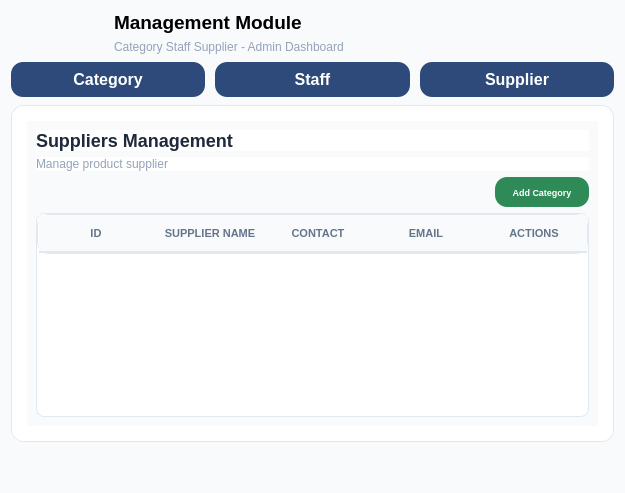
kriitikat/Sajilo-Bazarr, file ui/supplier.ui: the form before one commit.
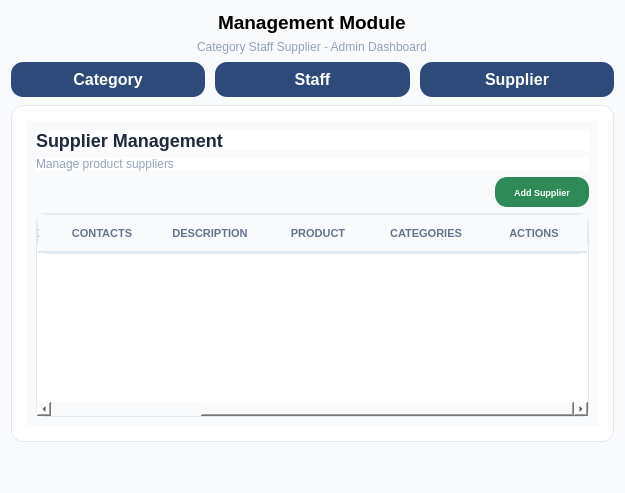
The form after the commit.

```diff
--- a/ui/supplier.ui
+++ b/ui/supplier.ui
@@ -39,7 +39,7 @@
 }</string>
   </property>
   <layout class="QVBoxLayout" name="verticalLayout">
-   <item>
+   <item alignment="Qt::AlignmentFlag::AlignHCenter">
     <widget class="QLabel" name="ManagementModuletitle">
      <property name="minimumSize">
       <size>
@@ -74,7 +74,7 @@
      </property>
     </widget>
    </item>
-   <item>
+   <item alignment="Qt::AlignmentFlag::AlignHCenter">
     <widget class="QLabel" name="AdminDashboardtitle">
      <property name="maximumSize">
       <size>
@@ -237,7 +237,7 @@
 }</string>
              </property>
              <property name="text">
-              <string>Suppliers Management</string>
+              <string>Supplier Management</string>
              </property>
             </widget>
            </item>
@@ -251,7 +251,7 @@
 }</string>
              </property>
              <property name="text">
-              <string>Manage product supplier</string>
+              <string>Manage product suppliers</string>
              </property>
             </widget>
            </item>
@@ -293,7 +293,7 @@
 }</string>
              </property>
              <property name="text">
-              <string>Add Category</string>
+              <string>Add Supplier</string>
              </property>
             </widget>
            </item>
@@ -311,8 +311,9 @@
     font-size: 13px;
 }
 
+/* FIX: Target text items specifically so it doesn't break custom cell widgets */
 QTableWidget::item {
-    padding: 12px 8px;
+    padding: 6px 8px; /* Slightly reduced vertical padding for a sleek look */
     border-bottom: 1px solid #f1f5f9;
     color: #475569;
 }
@@ -333,6 +334,9 @@
     text-transform: uppercase;
 }</string>
              </property>
+             <property name="sortingEnabled">
+              <bool>true</bool>
+             </property>
              <attribute name="horizontalHeaderMinimumSectionSize">
               <number>108</number>
              </attribute>
@@ -352,12 +356,22 @@
              </column>
              <column>
               <property name="text">
-               <string>EMAIL</string>
+               <string>CATEGORIES</string>
               </property>
              </column>
              <column>
               <property name="text">
-               <string>CONTACT</string>
+               <string>PRODUCT</string>
+              </property>
+             </column>
+             <column>
+              <property name="text">
+               <string>DESCRIPTION</string>
+              </property>
+             </column>
+             <column>
+              <property name="text">
+               <string>CONTACTS</string>
               </property>
              </column>
              <column>
@@ -367,7 +381,7 @@
              </column>
              <column>
               <property name="text">
-               <string>ID </string>
+               <string>ID</string>
               </property>
              </column>
             </widget>
```
Left out of the diff: 6 changed lines with no effect on the pictures.
